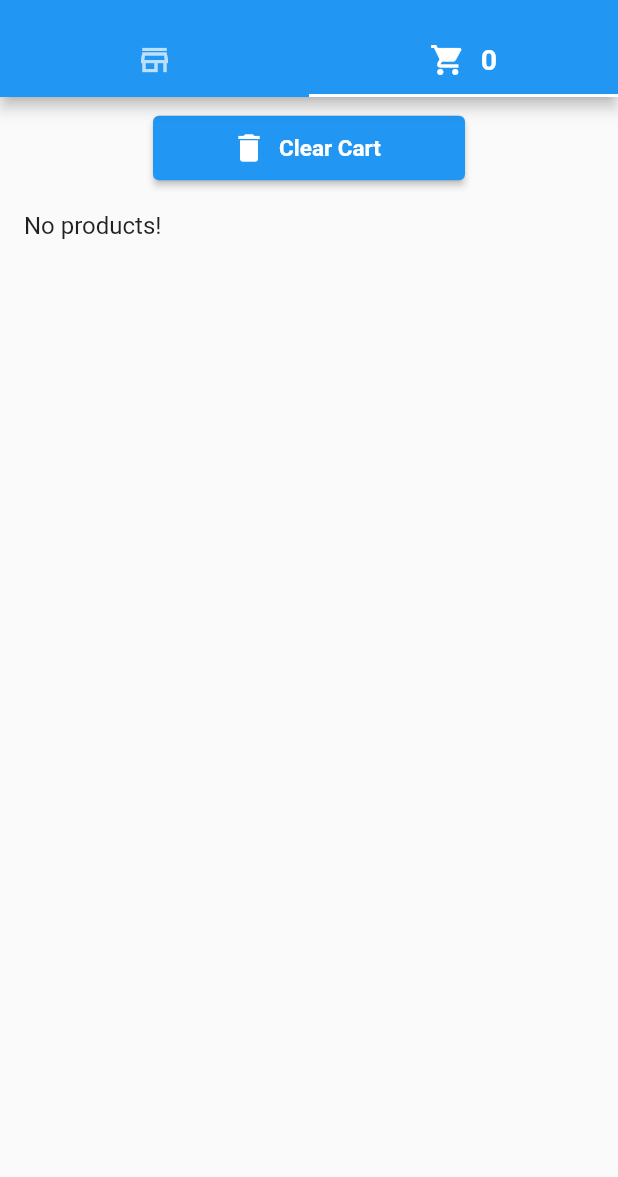
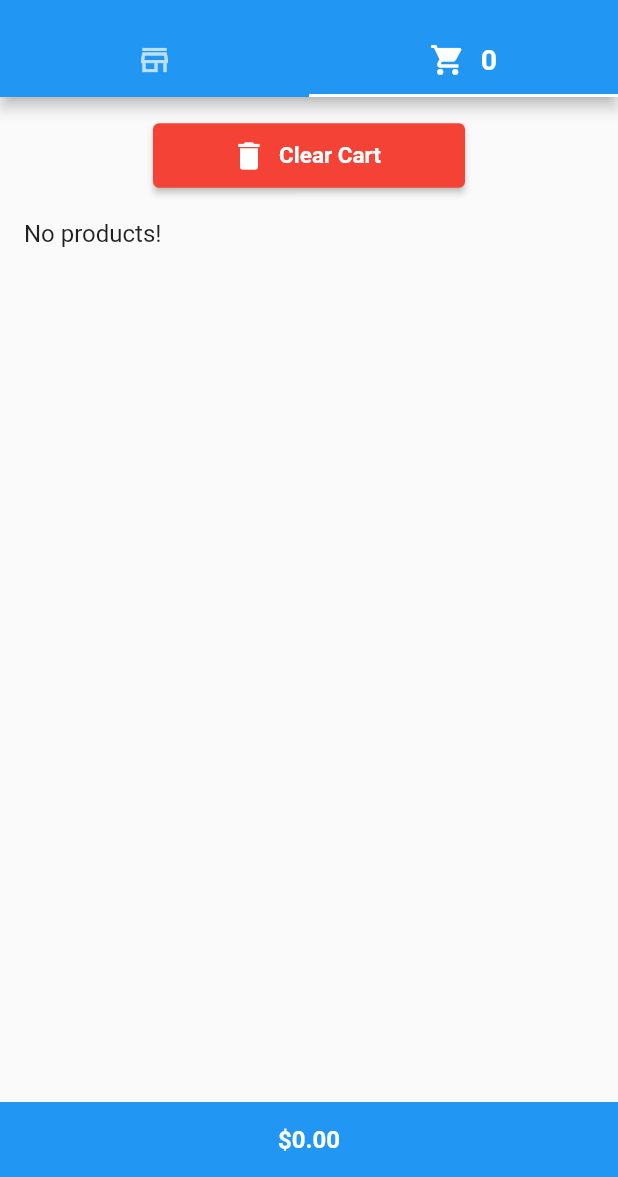
Before and after one commit to je-martinez/stream-store, a Flutter app: the screen it shows after launch, tab 2 chosen, on a phone screen of 412 x 824 dp, the part 59-1236 px from its top. Run offline on Flutter 3.47's test engine with Material 2 defaults, Android fonts, the light colour scheme and no system bars; our stand-ins replace rxdart.

Commit message:
chore: finishing project

```diff
--- a/lib/bloc/shopping_cart.bloc.dart
+++ b/lib/bloc/shopping_cart.bloc.dart
@@ -19,11 +19,6 @@ class ShoppingCartBloc {
     _cart.add([..._products]);
   }
 
-  removeProduct(int id) {
-    _products.removeWhere((item) => item.id == id);
-    _cart.add([..._products]);
-  }
-
   clearCart() {
     _products = [];
     _cart.add(_products);
--- a/lib/checkout.dart
+++ b/lib/checkout.dart
@@ -1,6 +1,7 @@
 import 'dart:async';
 
 import 'package:flutter/material.dart';
+import 'package:intl/intl.dart';
 import 'package:stream_store/bloc/shopping_cart.bloc.dart';
 
 import 'models/product.dart';
@@ -16,6 +17,14 @@ class Checkout extends StatefulWidget {
 class _CheckoutState extends State<Checkout> {
   StreamSubscription<List<Product>>? _streamSubscription;
   List<Product>? _products;
+
+  double get total {
+    if (_products == null) {
+      return 0;
+    }
+    return _products!
+        .fold(0, (previousValue, element) => previousValue + element.price);
+  }
 
   @override
   void initState() {
@@ -38,24 +47,24 @@ class _CheckoutState extends State<Checkout> {
     return Column(
       crossAxisAlignment: CrossAxisAlignment.start,
       children: [
-        const SizedBox(
-          height: 10,
-        ),
-        const ClearCartButton(),
+        const CheckoutHeader(),
         MyProducts(
           products: _products,
-        )
+        ),
+        CheckoutFooter(total: total)
       ],
     );
   }
 }
 
-class ClearCartButton extends StatelessWidget {
-  const ClearCartButton({super.key});
+class CheckoutHeader extends StatelessWidget {
+  const CheckoutHeader({super.key});
 
   @override
   Widget build(BuildContext context) {
-    return Center(
+    return Padding(
+        padding: const EdgeInsets.only(top: 15),
+        child: Center(
             child: ElevatedButton.icon(
           icon: const Icon(
             Icons.delete,
@@ -70,9 +79,8 @@ class ClearCartButton extends StatelessWidget {
                 fontSize: 15, color: Colors.white, fontWeight: FontWeight.bold),
           ),
           style: ElevatedButton.styleFrom(
-        fixedSize: const Size(208, 43),
-      ),
-    ));
+              fixedSize: const Size(208, 43), backgroundColor: Colors.red),
+        )));
   }
 }
 
@@ -100,3 +108,28 @@ class MyProducts extends StatelessWidget {
     ));
   }
 }
+
+class CheckoutFooter extends StatelessWidget {
+  final double total;
+  const CheckoutFooter({super.key, required this.total});
+
+  String get formatValue {
+    return NumberFormat.simpleCurrency(locale: "EN-us", decimalDigits: 2)
+        .format(total);
+  }
+
+  @override
+  Widget build(BuildContext context) {
+    return Container(
+      height: 50,
+      width: double.infinity,
+      color: Colors.blue,
+      child: Center(
+          child: Text(
+        formatValue,
+        style: const TextStyle(
+            color: Colors.white, fontSize: 16, fontWeight: FontWeight.bold),
+      )),
+    );
+  }
+}
--- a/pubspec.yaml
+++ b/pubspec.yaml
@@ -36,6 +36,7 @@ dependencies:
   # Use with the CupertinoIcons class for iOS style icons.
   cupertino_icons: ^1.0.2
   rxdart: ^0.27.7
+  intl: ^0.18.1
 
 dev_dependencies:
   flutter_test:
```
Also changed, not shown: pubspec.lock. Lines whose indentation alone changed are shown as unchanged.
